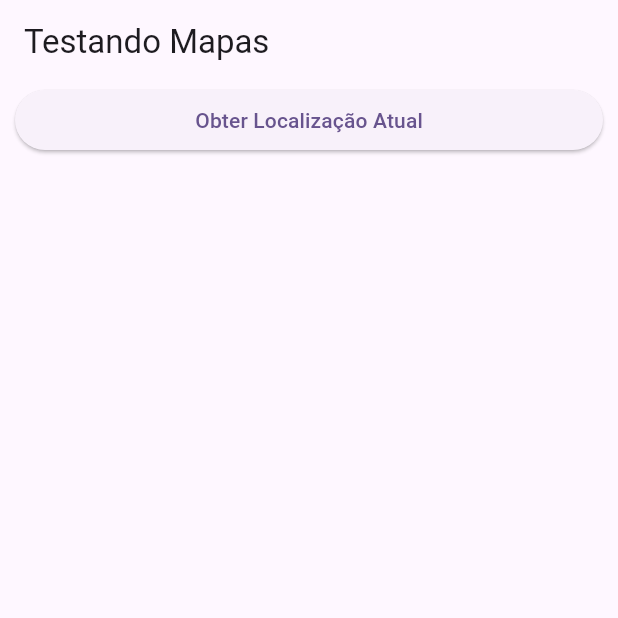
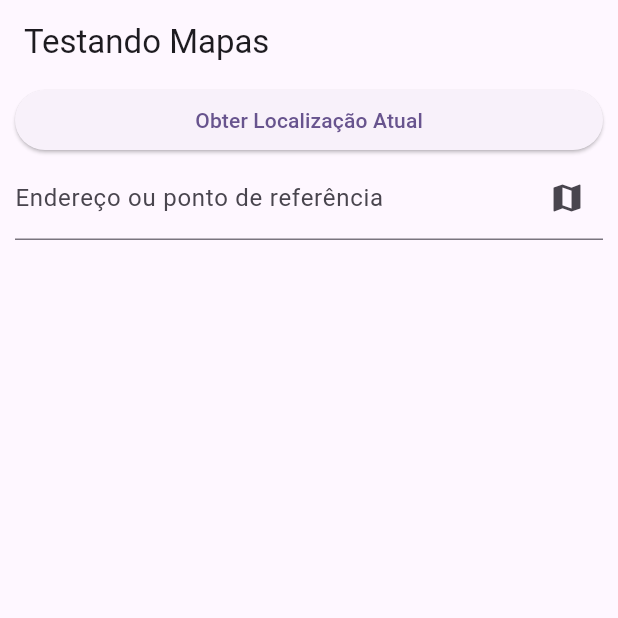
Before and after one commit to GiovaniMarcarini/usando_mapas_md, a Flutter app: the screen it shows after launch, on a phone screen of 412 x 824 dp, the top half of it. Run offline on Flutter 3.47's test engine with Material 3 defaults, Android fonts, the light colour scheme and no system bars; our stand-ins replace geolocator.

```diff
--- a/lib/main.dart
+++ b/lib/main.dart
@@ -12,6 +12,7 @@ class MyApp extends StatelessWidget {
   @override
   Widget build(BuildContext context) {
     return MaterialApp(
+      debugShowCheckedModeBanner: false,
       title: 'Mapas - MD',
       theme: ThemeData(
         colorScheme: ColorScheme.fromSeed(seedColor: Colors.deepPurple),
--- a/lib/pages/home_page.dart
+++ b/lib/pages/home_page.dart
@@ -28,7 +28,7 @@ class _HomePageState extends State<HomePage>{
   Widget _criarBody() => ListView(
     children: [
       Padding(
-          padding: EdgeInsets.symmetric(horizontal: 10),
+          padding: const EdgeInsets.symmetric(horizontal: 10),
         child: ElevatedButton(
             onPressed: _obterLocalizacaoAtual,
             child: const Text('Obter Localização Atual')
@@ -49,7 +49,21 @@ class _HomePageState extends State<HomePage>{
             ],
           ),
 
-        )
+        ),
+      Padding(
+          padding: EdgeInsets.symmetric(horizontal: 10),
+        child: TextField(
+          controller: _controller,
+          decoration: InputDecoration(
+            labelText: 'Endereço ou ponto de referência',
+            suffixIcon: IconButton(
+                onPressed: () {},
+                icon: const Icon(Icons.map),
+              tooltip: 'Abrir no mapa',
+            )
+          ),
+        ),
+      )
     ],
   );
 
```
